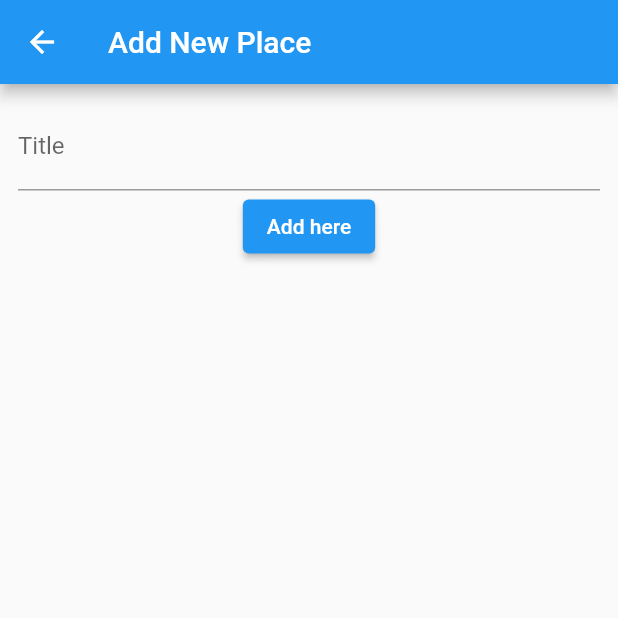
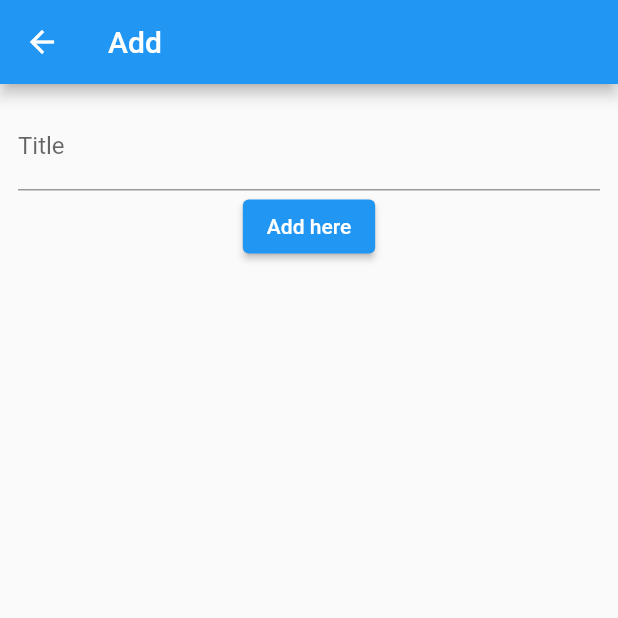
Before and after one commit to iHamza7/Native-features, a Flutter app: the AddPlaceScreen screen opened directly, on a phone screen of 412 x 824 dp, the top half of it. Run offline on Flutter 3.47's test engine with Material 2 defaults, Android fonts, the phone set to English and light mode, and no system bars.

Commit message:
lib changed

```diff
--- a/lib/screens/addplacesscreen.dart
+++ b/lib/screens/addplacesscreen.dart
@@ -20,7 +20,7 @@ class _AddPlaceScreenState extends State<AddPlaceScreen> {
   Widget build(BuildContext context) {
     return Scaffold(
       appBar: AppBar(
-        title: const Text('Add New Place'),
+        title: const Text('Add'),
       ),
       body: SingleChildScrollView(
         padding: const EdgeInsets.all(12),
```
